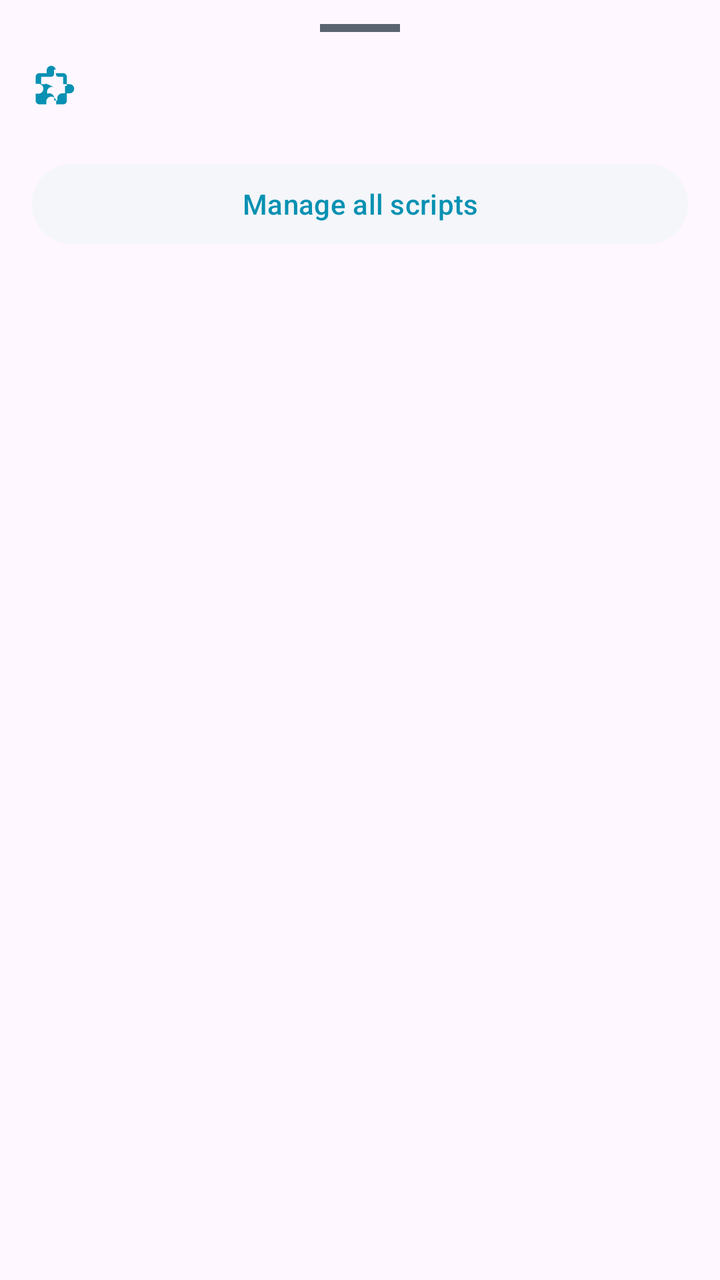
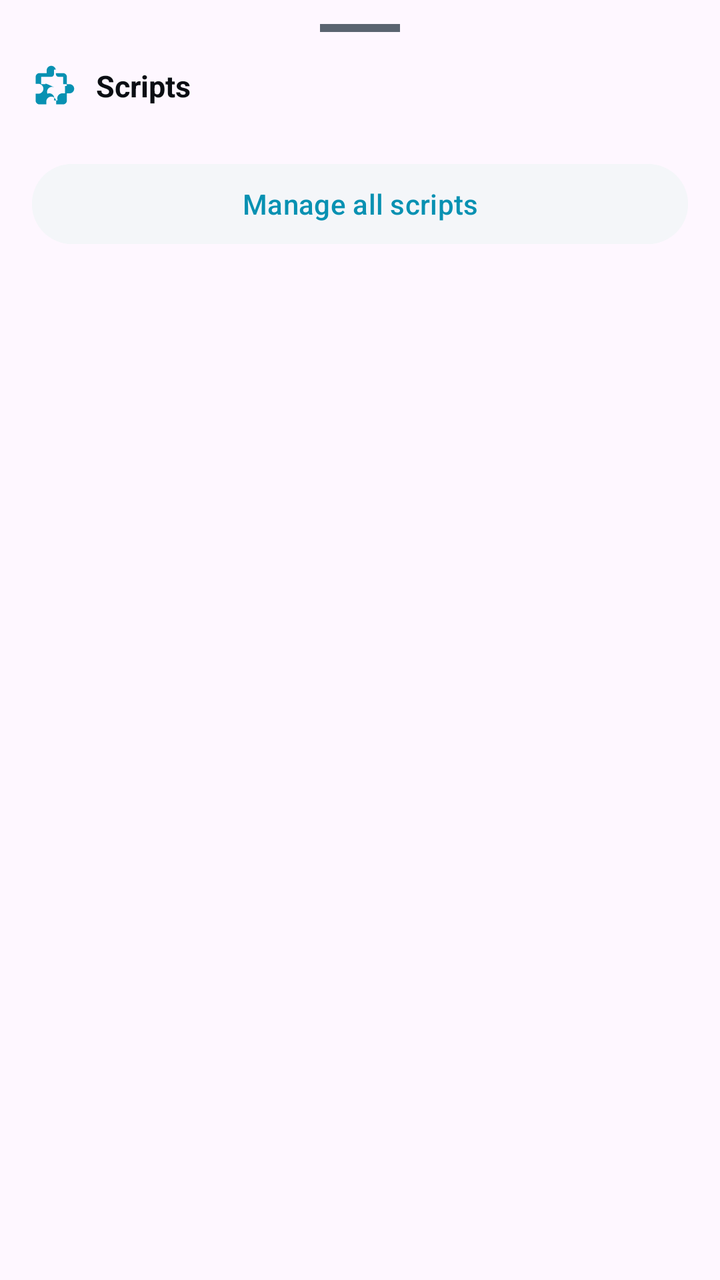

An Android layout rendered at two revisions. The XML below is the earlier revision; the diff shows what the commit changed to produce the second picture.
<!-- AndroidManifest.xml: application theme Theme.UHCompanion -->
<!-- res/layout/dialog_script_menu.xml -->
<?xml version="1.0" encoding="utf-8"?>
<ScrollView xmlns:android="http://schemas.android.com/apk/res/android"
    android:layout_width="match_parent"
    android:layout_height="wrap_content"
    android:maxHeight="600dp">

    <LinearLayout
        android:layout_width="match_parent"
        android:layout_height="wrap_content"
        android:orientation="vertical"
        android:paddingTop="12dp"
        android:paddingBottom="20dp"
        android:paddingStart="16dp"
        android:paddingEnd="16dp">

        <View
            android:layout_width="40dp"
            android:layout_height="4dp"
            android:layout_gravity="center_horizontal"
            android:background="@color/subtext"
            android:layout_marginBottom="16dp" />

        <LinearLayout
            android:layout_width="match_parent"
            android:layout_height="wrap_content"
            android:orientation="horizontal"
            android:gravity="center_vertical"
            android:layout_marginBottom="12dp">

            <ImageView
                android:layout_width="22dp"
                android:layout_height="22dp"
                android:src="@drawable/ic_extension_rounded"
                android:tint="@color/accent" />

            <TextView
                android:id="@+id/scriptMenuDomain"
                android:layout_width="0dp"
                android:layout_height="wrap_content"
                android:layout_weight="1"
                android:layout_marginStart="10dp"
                android:text=""
                android:textColor="@color/text"
                android:textSize="14sp"
                android:textStyle="bold"
                android:maxLines="1"
                android:ellipsize="middle" />
        </LinearLayout>

        <LinearLayout
            android:id="@+id/scriptMenuList"
            android:layout_width="match_parent"
            android:layout_height="wrap_content"
            android:orientation="vertical" />

        <Button
            android:id="@+id/scriptMenuAll"
            android:layout_width="match_parent"
            android:layout_height="wrap_content"
            android:layout_marginTop="12dp"
            android:text="Manage all scripts"
            android:backgroundTint="@color/surface"
            android:textColor="@color/accent"
            android:textAllCaps="false" />
    </LinearLayout>
</ScrollView>
<!-- resources referenced by this layout -->
<resources>
  <color name="accent">#0891B2</color>
  <color name="subtext">#5A6470</color>
  <color name="surface">#F4F6F9</color>
  <color name="text">#0B0E13</color>
  <!-- drawable ic_extension_rounded (drawable) -->
  <vector xmlns:android="http://schemas.android.com/apk/res/android"
      android:width="24dp" android:height="24dp"
      android:viewportWidth="24" android:viewportHeight="24">
      <path android:fillColor="#000000"
          android:pathData="M20.5,11H19V7c0,-1.1 -0.9,-2 -2,-2h-4V3.5C13,2.12 11.88,1 10.5,1S8,2.12 8,3.5V5H4c-1.1,0 -1.99,0.9 -1.99,2v3.8H3.5c1.49,0 2.7,1.21 2.7,2.7s-1.21,2.7 -2.7,2.7H2V20c0,1.1 0.9,2 2,2h3.8v-1.5c0,-1.49 1.21,-2.7 2.7,-2.7 1.49,0 2.7,1.21 2.7,2.7V22H17c1.1,0 2,-0.9 2,-2v-4h1.5c1.38,0 2.5,-1.12 2.5,-2.5S21.88,11 20.5,11zM18,16h-1.5c-1.49,0 -2.7,1.21 -2.7,2.7 0,0.36 0.07,0.71 0.2,1.03 -0.32,0.13 -0.67,0.2 -1.03,0.2s-0.71,-0.07 -1.03,-0.2c0.13,-0.32 0.2,-0.67 0.2,-1.03 0,-1.49 -1.21,-2.7 -2.7,-2.7 -0.36,0 -0.71,0.07 -1.03,0.2 -0.13,-0.32 -0.2,-0.67 -0.2,-1.03 0,-1.49 1.21,-2.7 2.7,-2.7 0.36,0 0.71,0.07 1.03,0.2C7.34,10.32 7.27,10.67 7.27,11H5V7h5.5c0.83,0 1.5,-0.67 1.5,-1.5V3.5c0,-0.28 0.22,-0.5 0.5,-0.5s0.5,0.22 0.5,0.5V5.5c0,0.83 0.67,1.5 1.5,1.5H17v4h1.5c0.28,0 0.5,0.22 0.5,0.5s-0.22,0.5 -0.5,0.5H18V16z"/>
  </vector>
  <style name="Theme.UHCompanion" parent="Theme.Material3.DayNight.NoActionBar">
          <item name="android:statusBarColor">@color/bg</item>
          <item name="android:navigationBarColor">@color/bg</item>
          <item name="android:windowLightStatusBar">true</item>
          <item name="colorPrimary">@color/accent</item>
          <item name="colorOnPrimary">@color/bg</item>
          <item name="colorSurface">@color/surface</item>
          <item name="colorOnSurface">@color/text</item>
      </style>
  <color name="bg">#FFFFFF</color>
</resources>

<!-- the commit's change to res/layout/dialog_script_menu.xml (unified diff, before → after) -->
@@ -34,17 +34,24 @@
                 android:tint="@color/accent" />
 
             <TextView
-                android:id="@+id/scriptMenuDomain"
                 android:layout_width="0dp"
                 android:layout_height="wrap_content"
                 android:layout_weight="1"
                 android:layout_marginStart="10dp"
+                android:text="Scripts"
+                android:textColor="@color/text"
+                android:textSize="15sp"
+                android:textStyle="bold" />
+
+            <TextView
+                android:id="@+id/scriptMenuDomain"
+                android:layout_width="wrap_content"
+                android:layout_height="wrap_content"
+                android:maxLines="1"
+                android:ellipsize="middle"
                 android:text=""
-                android:textColor="@color/text"
-                android:textSize="14sp"
-                android:textStyle="bold"
-                android:maxLines="1"
-                android:ellipsize="middle" />
+                android:textColor="@color/subtext"
+                android:textSize="11sp" />
         </LinearLayout>
 
         <LinearLayout
